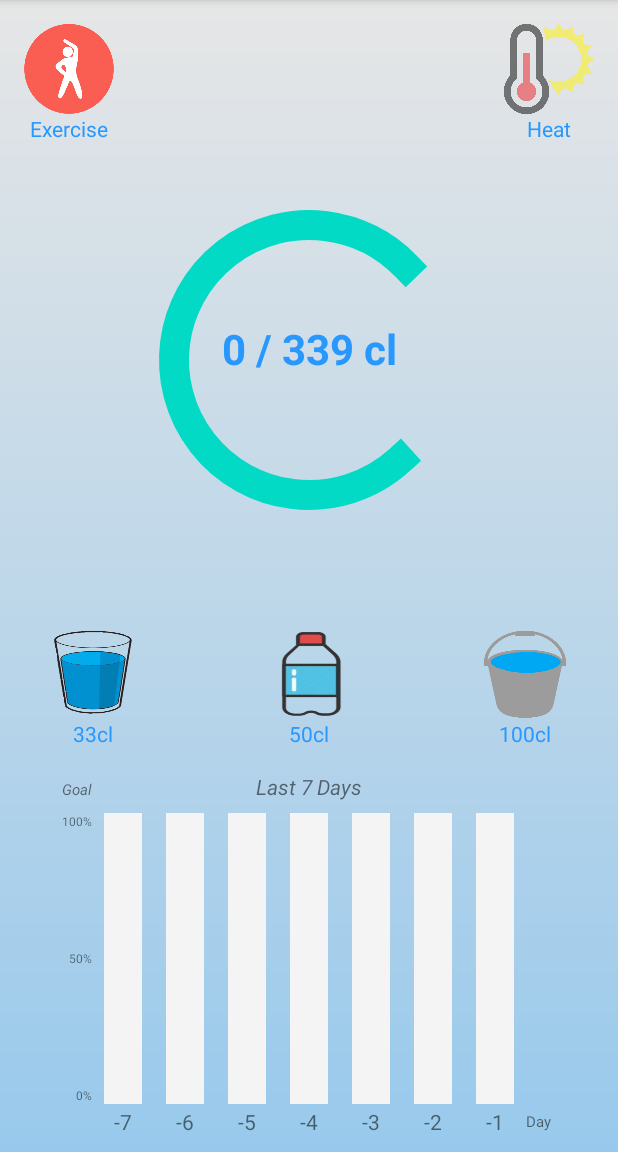
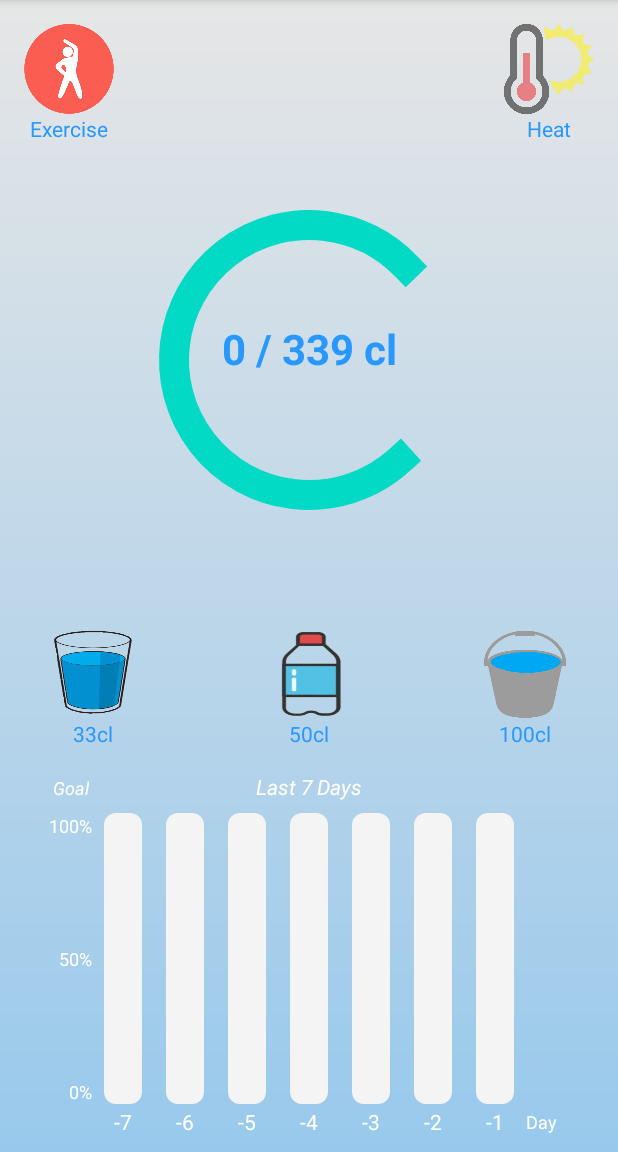
Before and after one commit to edgarpalic/HydrationDedication, an Android app: the screen it shows after launch once a user with an empty profile is signed in (MainActivity), on a phone screen of 412 x 824 dp, the part 84-1236 px from its top. Run offline under Robolectric (Android 15) with nearby library versions, the phone set to English and light mode, and no system bars; our stand-ins replace Firebase (no records; nobody signed in at launch, a user with empty details on screens opened directly); plain views replace MaterialProgressBar; 4 statements that could not run were skipped.

Commit message:
nicer looking historical progress bars

```diff
--- a/app/src/main/res/drawable/progressbartheme.xml
+++ b/app/src/main/res/drawable/progressbartheme.xml
@@ -2,14 +2,26 @@
 <layer-list xmlns:android="http://schemas.android.com/apk/res/android">
 
     <item android:id="@android:id/background">
-        <color android:color="#f4f4f4" />
+        <shape>
+            <corners android:radius="8dp"/>
+            <solid android:color="#f4f4f4"/>
+        </shape>
+
     </item>
 
     <item android:id="@android:id/progress">
+
         <clip
             android:clipOrientation="vertical"
             android:gravity="bottom">
-            <color android:color="@color/colorPrimary" />
+            <shape>
+                <corners android:radius="8dp"/>
+                <gradient
+                    android:angle="270"
+                    android:centerY="0.25"
+                    android:endColor="#1977FA"
+                    android:startColor="#5FCDFD" />
+            </shape>
         </clip>
     </item>
 </layer-list>
--- a/app/src/main/res/layout/activity_main.xml
+++ b/app/src/main/res/layout/activity_main.xml
@@ -11,7 +11,7 @@
         android:id="@+id/textView4"
         android:layout_width="wrap_content"
         android:layout_height="wrap_content"
-        android:text="Exercise"
+        android:text="@string/exercise"
         android:textColor="@color/colorPrimary"
         app:layout_constraintEnd_toEndOf="@+id/buttonWorkout"
         app:layout_constraintStart_toStartOf="@+id/buttonWorkout"
@@ -21,7 +21,7 @@
         android:id="@+id/textView5"
         android:layout_width="wrap_content"
         android:layout_height="wrap_content"
-        android:text="Heat"
+        android:text="@string/heat"
         android:textColor="@color/colorPrimary"
         app:layout_constraintEnd_toEndOf="@+id/buttonHeat"
         app:layout_constraintStart_toStartOf="@+id/buttonHeat"
@@ -132,7 +132,7 @@
         android:layout_width="wrap_content"
         android:layout_height="wrap_content"
         android:layout_marginBottom="8dp"
-        android:text="33cl"
+        android:text="@string/_33cl"
         android:textColor="@color/colorPrimary"
         app:layout_constraintBottom_toTopOf="@+id/guideline"
         app:layout_constraintEnd_toEndOf="@+id/button33cl"
@@ -144,7 +144,7 @@
         android:layout_width="wrap_content"
         android:layout_height="wrap_content"
         android:layout_marginBottom="8dp"
-        android:text="50cl"
+        android:text="@string/_50cl"
         android:textColor="@color/colorPrimary"
         app:layout_constraintBottom_toTopOf="@+id/guideline"
         app:layout_constraintEnd_toEndOf="@+id/button50cl"
@@ -156,12 +156,45 @@
         android:layout_width="wrap_content"
         android:layout_height="wrap_content"
         android:layout_marginBottom="8dp"
-        android:text="100cl"
+        android:text="@string/_100cl"
         android:textColor="@color/colorPrimary"
         app:layout_constraintBottom_toTopOf="@+id/guideline"
         app:layout_constraintEnd_toEndOf="@+id/button100cl"
         app:layout_constraintStart_toStartOf="@+id/button100cl"
         app:layout_constraintTop_toBottomOf="@+id/button100cl" />
+
+    <ProgressBar
+        android:id="@+id/progressBarCustom1"
+        style="?android:attr/progressBarStyleHorizontal"
+        android:layout_width="25dp"
+        android:layout_height="0dp"
+        android:layout_marginStart="16dp"
+        android:progressDrawable="@drawable/progressbartheme"
+        app:layout_constraintBottom_toBottomOf="@+id/progressBarCustom2"
+        app:layout_constraintStart_toEndOf="@+id/progressBarCustom2"
+        app:layout_constraintTop_toTopOf="@+id/progressBarCustom2" />
+
+    <ProgressBar
+        android:id="@+id/progressBarCustom2"
+        style="?android:attr/progressBarStyleHorizontal"
+        android:layout_width="25dp"
+        android:layout_height="0dp"
+        android:layout_marginStart="16dp"
+        android:progressDrawable="@drawable/progressbartheme"
+        app:layout_constraintBottom_toBottomOf="@+id/progressBarCustom3"
+        app:layout_constraintStart_toEndOf="@+id/progressBarCustom3"
+        app:layout_constraintTop_toTopOf="@+id/progressBarCustom3" />
+
+    <ProgressBar
+        android:id="@+id/progressBarCustom3"
+        style="?android:attr/progressBarStyleHorizontal"
+        android:layout_width="25dp"
+        android:layout_height="0dp"
+        android:layout_marginStart="16dp"
+        android:progressDrawable="@drawable/progressbartheme"
+        app:layout_constraintBottom_toBottomOf="@+id/progressBarCustom4"
+        app:layout_constraintStart_toEndOf="@+id/progressBarCustom4"
+        app:layout_constraintTop_toTopOf="@+id/progressBarCustom4" />
 
     <ProgressBar
         android:id="@+id/progressBarCustom4"
@@ -175,39 +208,6 @@
         app:layout_constraintEnd_toEndOf="@+id/textView12"
         app:layout_constraintStart_toStartOf="@+id/textView12"
         app:layout_constraintTop_toBottomOf="@+id/textView12" />
-
-    <ProgressBar
-        android:id="@+id/progressBarCustom2"
-        style="?android:attr/progressBarStyleHorizontal"
-        android:layout_width="25dp"
-        android:layout_height="0dp"
-        android:layout_marginStart="16dp"
-        android:progressDrawable="@drawable/progressbartheme"
-        app:layout_constraintBottom_toBottomOf="@+id/progressBarCustom3"
-        app:layout_constraintStart_toEndOf="@+id/progressBarCustom3"
-        app:layout_constraintTop_toTopOf="@+id/progressBarCustom3" />
-
-    <ProgressBar
-        android:id="@+id/progressBarCustom1"
-        style="?android:attr/progressBarStyleHorizontal"
-        android:layout_width="25dp"
-        android:layout_height="0dp"
-        android:layout_marginStart="16dp"
-        android:progressDrawable="@drawable/progressbartheme"
-        app:layout_constraintBottom_toBottomOf="@+id/progressBarCustom2"
-        app:layout_constraintStart_toEndOf="@+id/progressBarCustom2"
-        app:layout_constraintTop_toTopOf="@+id/progressBarCustom2" />
-
-    <ProgressBar
-        android:id="@+id/progressBarCustom3"
-        style="?android:attr/progressBarStyleHorizontal"
-        android:layout_width="25dp"
-        android:layout_height="0dp"
-        android:layout_marginStart="16dp"
-        android:progressDrawable="@drawable/progressbartheme"
-        app:layout_constraintBottom_toBottomOf="@+id/progressBarCustom4"
-        app:layout_constraintStart_toEndOf="@+id/progressBarCustom4"
-        app:layout_constraintTop_toTopOf="@+id/progressBarCustom4" />
 
     <ProgressBar
         android:id="@+id/progressBarCustom5"
@@ -249,18 +249,53 @@
         android:layout_marginStart="8dp"
         android:layout_marginTop="8dp"
         android:layout_marginEnd="8dp"
-        android:text="Last 7 Days"
+        android:text="@string/last_7_days"
+        android:textColor="#FFFFFF"
         android:textStyle="italic"
         app:layout_constraintEnd_toEndOf="parent"
         app:layout_constraintStart_toStartOf="parent"
         app:layout_constraintTop_toTopOf="@+id/guideline" />
 
     <TextView
+        android:id="@+id/textView15"
+        android:layout_width="wrap_content"
+        android:layout_height="wrap_content"
+        android:layout_marginTop="2dp"
+        android:text="@string/_1"
+        android:textColor="#FFFFFF"
+        app:layout_constraintEnd_toEndOf="@+id/progressBarCustom1"
+        app:layout_constraintStart_toStartOf="@+id/progressBarCustom1"
+        app:layout_constraintTop_toBottomOf="@+id/progressBarCustom1" />
+
+    <TextView
+        android:id="@+id/textView16"
+        android:layout_width="wrap_content"
+        android:layout_height="wrap_content"
+        android:layout_marginTop="2dp"
+        android:text="@string/_2"
+        android:textColor="#FFFFFF"
+        app:layout_constraintEnd_toEndOf="@+id/progressBarCustom2"
+        app:layout_constraintStart_toStartOf="@+id/progressBarCustom2"
+        app:layout_constraintTop_toBottomOf="@+id/progressBarCustom2" />
+
+    <TextView
+        android:id="@+id/textView14"
+        android:layout_width="wrap_content"
+        android:layout_height="wrap_content"
+        android:layout_marginTop="2dp"
+        android:text="@string/_3"
+        android:textColor="#FFFFFF"
+        app:layout_constraintEnd_toEndOf="@+id/progressBarCustom3"
+        app:layout_constraintStart_toStartOf="@+id/progressBarCustom3"
+        app:layout_constraintTop_toBottomOf="@+id/progressBarCustom3" />
+
+    <TextView
         android:id="@+id/textView13"
         android:layout_width="wrap_content"
         android:layout_height="wrap_content"
         android:layout_marginTop="2dp"
-        android:text="-4"
+        android:text="@string/_4"
+        android:textColor="#FFFFFF"
         app:layout_constraintEnd_toEndOf="@+id/progressBarCustom4"
         app:layout_constraintStart_toStartOf="@+id/progressBarCustom4"
         app:layout_constraintTop_toBottomOf="@+id/progressBarCustom4" />
@@ -270,7 +305,8 @@
         android:layout_width="wrap_content"
         android:layout_height="wrap_content"
         android:layout_marginTop="2dp"
-        android:text="-5"
+        android:text="@string/_5"
+        android:textColor="#FFFFFF"
         app:layout_constraintEnd_toEndOf="@+id/progressBarCustom5"
         app:layout_constraintStart_toStartOf="@+id/progressBarCustom5"
         app:layout_constraintTop_toBottomOf="@+id/progressBarCustom5" />
@@ -280,7 +316,8 @@
         android:layout_width="wrap_content"
         android:layout_height="wrap_content"
         android:layout_marginTop="2dp"
-        android:text="-6"
+        android:text="@string/_6"
+        android:textColor="#FFFFFF"
         app:layout_constraintEnd_toEndOf="@+id/progressBarCustom6"
         app:layout_constraintStart_toStartOf="@+id/progressBarCustom6"
         app:layout_constraintTop_toBottomOf="@+id/progressBarCustom6" />
@@ -290,48 +327,32 @@
         android:layout_width="wrap_content"
         android:layout_height="wrap_content"
         android:layout_marginTop="2dp"
-        android:text="-7"
+        android:text="@string/_7"
+        android:textColor="#FFFFFF"
         app:layout_constraintEnd_toEndOf="@+id/progressBarCustom7"
         app:layout_constraintStart_toStartOf="@+id/progressBarCustom7"
         app:layout_constraintTop_toBottomOf="@+id/progressBarCustom7" />
-
-    <TextView
-        android:id="@+id/textView14"
-        android:layout_width="wrap_content"
-        android:layout_height="wrap_content"
-        android:layout_marginTop="2dp"
-        android:text="-3"
-        app:layout_constraintEnd_toEndOf="@+id/progressBarCustom3"
-        app:layout_constraintStart_toStartOf="@+id/progressBarCustom3"
-        app:layout_constraintTop_toBottomOf="@+id/progressBarCustom3" />
-
-    <TextView
-        android:id="@+id/textView15"
-        android:layout_width="wrap_content"
-        android:layout_height="wrap_content"
-        android:layout_marginTop="2dp"
-        android:text="-1"
-        app:layout_constraintEnd_toEndOf="@+id/progressBarCustom1"
-        app:layout_constraintStart_toStartOf="@+id/progressBarCustom1"
-        app:layout_constraintTop_toBottomOf="@+id/progressBarCustom1" />
-
-    <TextView
-        android:id="@+id/textView16"
-        android:layout_width="wrap_content"
-        android:layout_height="wrap_content"
-        android:layout_marginTop="2dp"
-        android:text="-2"
-        app:layout_constraintEnd_toEndOf="@+id/progressBarCustom2"
-        app:layout_constraintStart_toStartOf="@+id/progressBarCustom2"
-        app:layout_constraintTop_toBottomOf="@+id/progressBarCustom2" />
 
     <TextView
         android:id="@+id/textView20"
         android:layout_width="wrap_content"
         android:layout_height="wrap_content"
         android:layout_marginEnd="8dp"
-        android:text="100%"
-        android:textSize="8sp"
+        android:text="@string/_100"
+        android:textColor="#FFFFFF"
+        android:textSize="12sp"
+        app:layout_constraintEnd_toStartOf="@+id/progressBarCustom7"
+        app:layout_constraintTop_toTopOf="@+id/progressBarCustom7" />
+
+    <TextView
+        android:id="@+id/textView22"
+        android:layout_width="wrap_content"
+        android:layout_height="wrap_content"
+        android:layout_marginEnd="8dp"
+        android:text="@string/_50"
+        android:textColor="#FFFFFF"
+        android:textSize="12sp"
+        app:layout_constraintBottom_toBottomOf="@+id/progressBarCustom7"
         app:layout_constraintEnd_toStartOf="@+id/progressBarCustom7"
         app:layout_constraintTop_toTopOf="@+id/progressBarCustom7" />
 
@@ -340,29 +361,20 @@
         android:layout_width="wrap_content"
         android:layout_height="wrap_content"
         android:layout_marginEnd="8dp"
-        android:text="0%"
-        android:textSize="8sp"
+        android:text="@string/_0"
+        android:textColor="#FFFFFF"
+        android:textSize="12sp"
         app:layout_constraintBottom_toBottomOf="@+id/progressBarCustom7"
         app:layout_constraintEnd_toStartOf="@+id/progressBarCustom7" />
-
-    <TextView
-        android:id="@+id/textView22"
-        android:layout_width="wrap_content"
-        android:layout_height="wrap_content"
-        android:layout_marginEnd="8dp"
-        android:text="50%"
-        android:textSize="8sp"
-        app:layout_constraintBottom_toBottomOf="@+id/progressBarCustom7"
-        app:layout_constraintEnd_toStartOf="@+id/progressBarCustom7"
-        app:layout_constraintTop_toTopOf="@+id/progressBarCustom7" />
 
     <TextView
         android:id="@+id/textView23"
         android:layout_width="wrap_content"
         android:layout_height="wrap_content"
-        android:text="Goal"
+        android:text="@string/goal"
         android:textAllCaps="false"
-        android:textSize="10sp"
+        android:textSize="12sp"
+        android:textColor="#FFFFFF"
         android:textStyle="italic"
         app:layout_constraintBaseline_toBaselineOf="@+id/textView12"
         app:layout_constraintEnd_toEndOf="@+id/textView20"
@@ -373,8 +385,9 @@
         android:layout_width="wrap_content"
         android:layout_height="wrap_content"
         android:layout_marginStart="8dp"
-        android:text="Day"
-        android:textSize="10sp"
+        android:text="@string/day"
+        android:textSize="12sp"
+        android:textColor="#FFFFFF"
         app:layout_constraintBottom_toBottomOf="@+id/textView15"
         app:layout_constraintStart_toEndOf="@+id/progressBarCustom1"
         app:layout_constraintTop_toTopOf="@+id/textView15" />
--- a/app/src/main/res/values/strings.xml
+++ b/app/src/main/res/values/strings.xml
@@ -9,4 +9,22 @@
     <string name="invalid_username">Not a valid username</string>
     <string name="invalid_password">Password must be >5 characters</string>
     <string name="login_failed">"Login failed"</string>
+    <string name="day">Day</string>
+    <string name="goal">Goal</string>
+    <string name="_50">50%</string>
+    <string name="_100">100%</string>
+    <string name="_2">-2</string>
+    <string name="_1">-1</string>
+    <string name="_3">-3</string>
+    <string name="_7">-7</string>
+    <string name="_6">-6</string>
+    <string name="_5">-5</string>
+    <string name="_4">-4</string>
+    <string name="last_7_days">Last 7 Days</string>
+    <string name="_0">0%</string>
+    <string name="_100cl">100cl</string>
+    <string name="_50cl">50cl</string>
+    <string name="_33cl">33cl</string>
+    <string name="heat">Heat</string>
+    <string name="exercise">Exercise</string>
 </resources>
```
Also changed, not shown: app/src/main/java/com/edgar/hydrationdedication/MainActivity.kt (+7 -0 lines).
